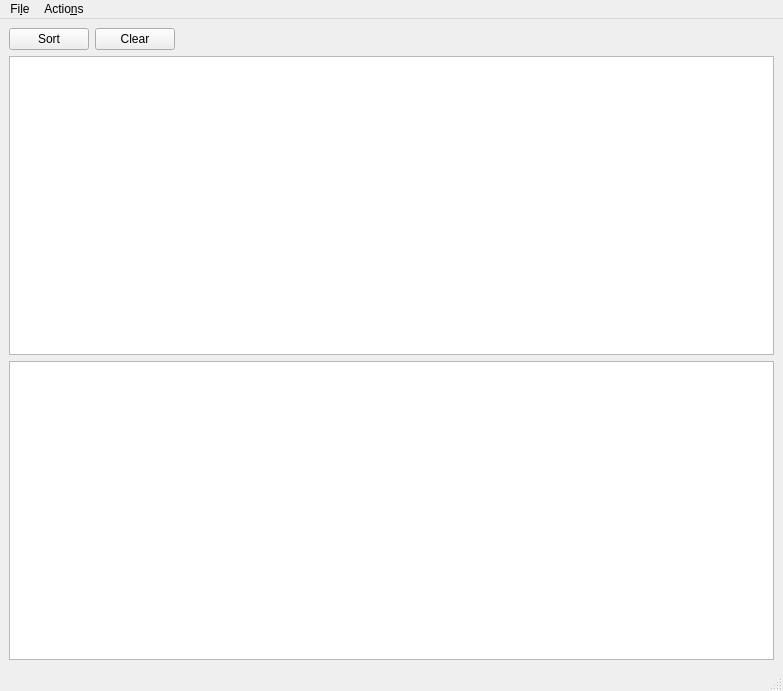
This is GUI/Widgets/PointerScan/Form/PointerScanWindow.ui in korcankaraokcu/PINCE as Qt 5 draws it before an edit. The edited form follows.
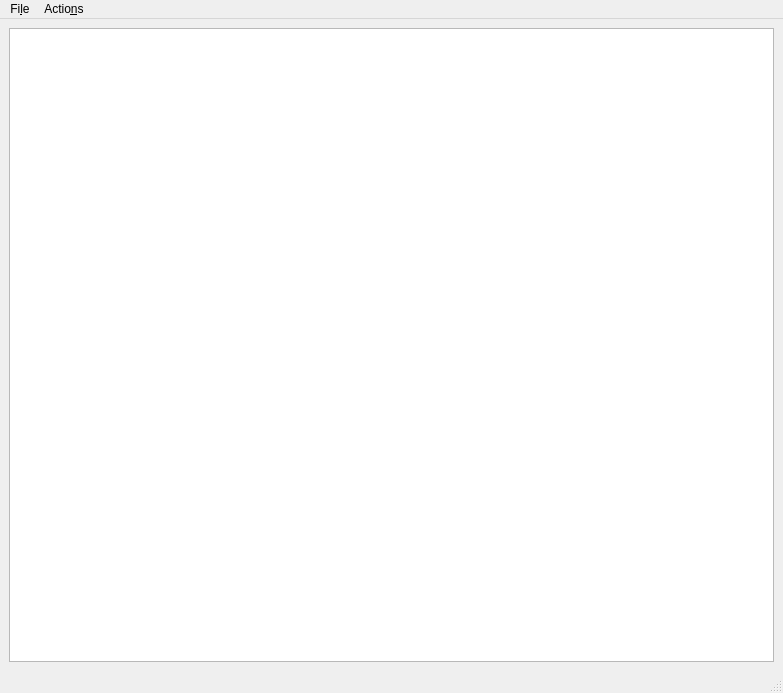
This is the edited form.

Commit message: Use libmemscan for pointer scanning backend

```diff
--- a/GUI/Widgets/PointerScan/Form/PointerScanWindow.ui
+++ b/GUI/Widgets/PointerScan/Form/PointerScanWindow.ui
@@ -7,7 +7,7 @@
     <x>0</x>
     <y>0</y>
     <width>783</width>
-    <height>691</height>
+    <height>693</height>
    </rect>
   </property>
   <property name="windowTitle">
@@ -15,72 +15,15 @@
   </property>
   <widget class="QWidget" name="centralwidget">
    <layout class="QGridLayout" name="gridLayout">
-    <item row="2" column="0">
-     <widget class="QTableWidget" name="tableWidget_ScanResult">
-      <property name="font">
-       <font>
-        <family>Monospace</family>
-       </font>
-      </property>
-      <property name="editTriggers">
-       <set>QAbstractItemView::EditTrigger::NoEditTriggers</set>
-      </property>
-      <property name="selectionMode">
-       <enum>QAbstractItemView::SelectionMode::SingleSelection</enum>
-      </property>
-      <property name="selectionBehavior">
-       <enum>QAbstractItemView::SelectionBehavior::SelectRows</enum>
-      </property>
-      <property name="sortingEnabled">
-       <bool>true</bool>
-      </property>
-      <attribute name="horizontalHeaderStretchLastSection">
-       <bool>true</bool>
-      </attribute>
-      <attribute name="verticalHeaderVisible">
-       <bool>false</bool>
-      </attribute>
-      <attribute name="verticalHeaderMinimumSectionSize">
-       <number>16</number>
-      </attribute>
-      <attribute name="verticalHeaderDefaultSectionSize">
-       <number>16</number>
-      </attribute>
-     </widget>
-    </item>
     <item row="0" column="0">
-     <layout class="QHBoxLayout" name="horizontalLayout">
-      <item>
-       <widget class="QPushButton" name="pushButton_Sort">
-        <property name="text">
-         <string>Sort</string>
-        </property>
-       </widget>
-      </item>
-      <item>
-       <widget class="QPushButton" name="pushButton_Clear">
-        <property name="text">
-         <string>Clear</string>
-        </property>
-       </widget>
-      </item>
-      <item>
-       <spacer name="horizontalSpacer">
-        <property name="orientation">
-         <enum>Qt::Orientation::Horizontal</enum>
-        </property>
-        <property name="sizeHint" stdset="0">
-         <size>
-          <width>684</width>
-          <height>20</height>
-         </size>
-        </property>
-       </spacer>
-      </item>
-     </layout>
-    </item>
-    <item row="1" column="0">
-     <widget class="QTextEdit" name="textEdit"/>
+     <widget class="QPlainTextEdit" name="textEdit">
+      <property name="readOnly">
+       <bool>true</bool>
+      </property>
+      <property name="lineWrapMode">
+       <enum>QPlainTextEdit::LineWrapMode::NoWrap</enum>
+      </property>
+     </widget>
     </item>
    </layout>
   </widget>
@@ -110,7 +53,11 @@
    <addaction name="menuFile"/>
    <addaction name="menuActions"/>
   </widget>
-  <widget class="QStatusBar" name="statusbar"/>
+  <widget class="QStatusBar" name="statusbar">
+   <property name="sizeGripEnabled">
+    <bool>true</bool>
+   </property>
+  </widget>
   <action name="actionOpen">
    <property name="text">
     <string>&amp;Open</string>
```
Left out of the diff: 2 changed lines with no effect on the pictures. The commit also changes 28 other files.
